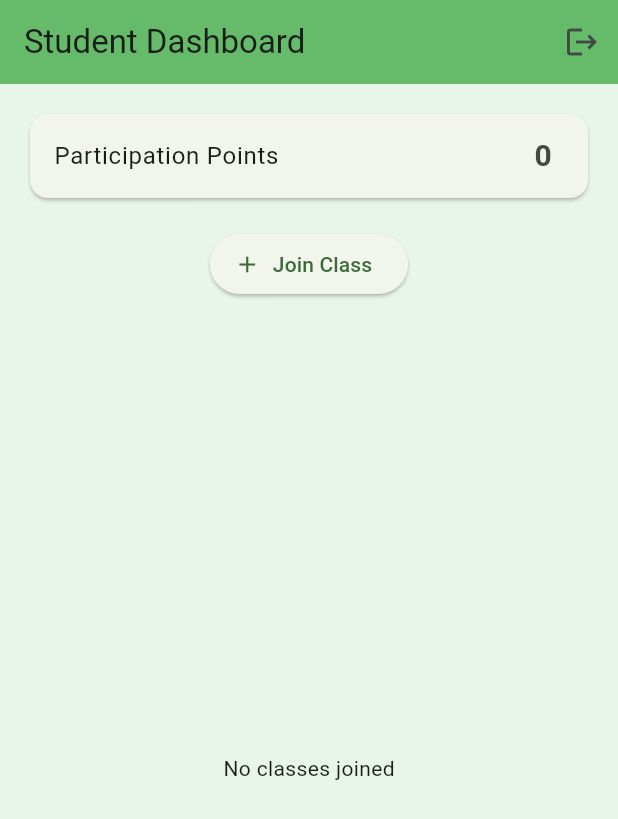
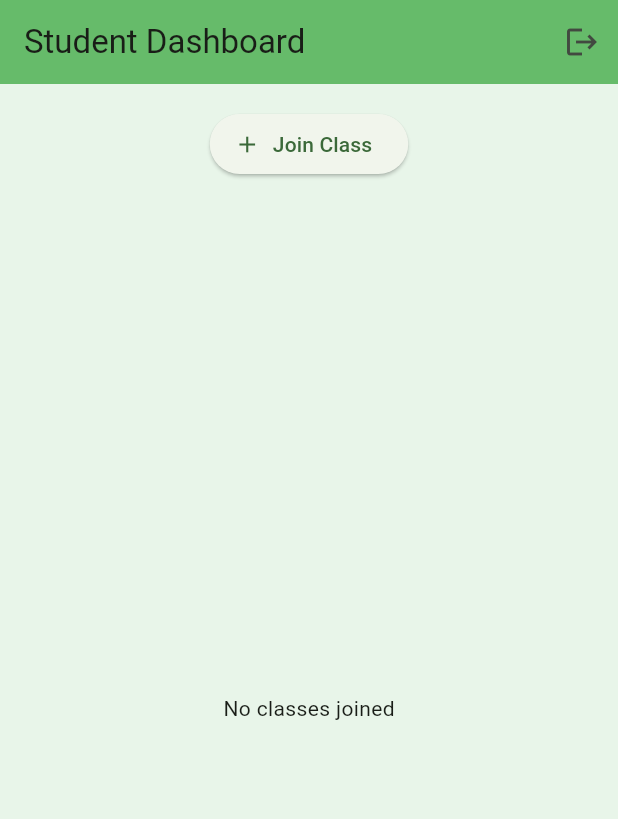
Before and after one commit to YuzuuDev/attendancesheyt, a Flutter app: the StudentDashboard screen opened directly, on a phone screen of 412 x 824 dp. Shown: the top 819 px of the screen. Run offline on Flutter 3.47's test engine with Material 3 defaults, Android fonts, the phone set to English and light mode, and no system bars; our stand-ins replace cached_network_image, file_picker, open_filex, qr_flutter, supabase_flutter; missing offline and left inert: flutter_pdfview, qr_code_scanner_plus; accounts and stored records are empty.

Commit message:
Update student_dashboard.dart

```diff
--- a/lib/screens/students/student_dashboard.dart
+++ b/lib/screens/students/student_dashboard.dart
@@ -7,7 +7,7 @@ import '../login_screen.dart';
 import 'student_qr_scan_screen.dart';
 import 'student_assignments_screen.dart';
 import 'student_class_screen.dart'; // ✅ CLASS HOME
-import 'student_participation_widget.dart';
+//import 'student_participation_widget.dart';
 
 
 class StudentDashboard extends StatefulWidget {
@@ -91,9 +91,6 @@ class _StudentDashboardState extends State<StudentDashboard> {
         padding: const EdgeInsets.all(16),
         child: Column(
           children: [
-            StudentParticipationWidget(),
-            const SizedBox(height: 16),
-
             // ✅ JOIN CLASS ONLY
             ElevatedButton.icon(
               icon: const Icon(Icons.add),
```
